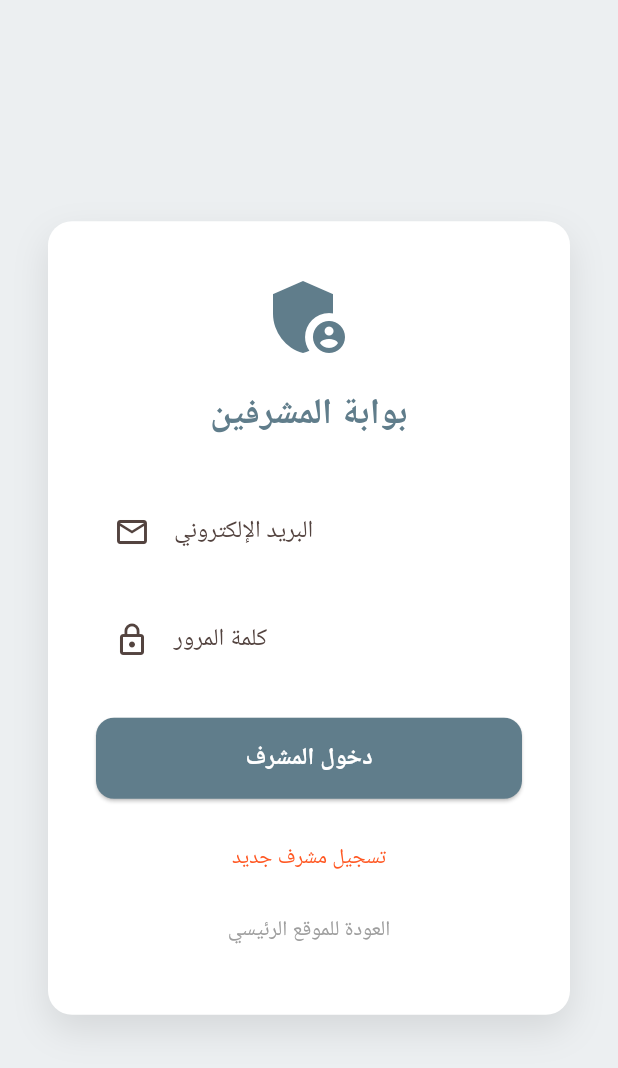
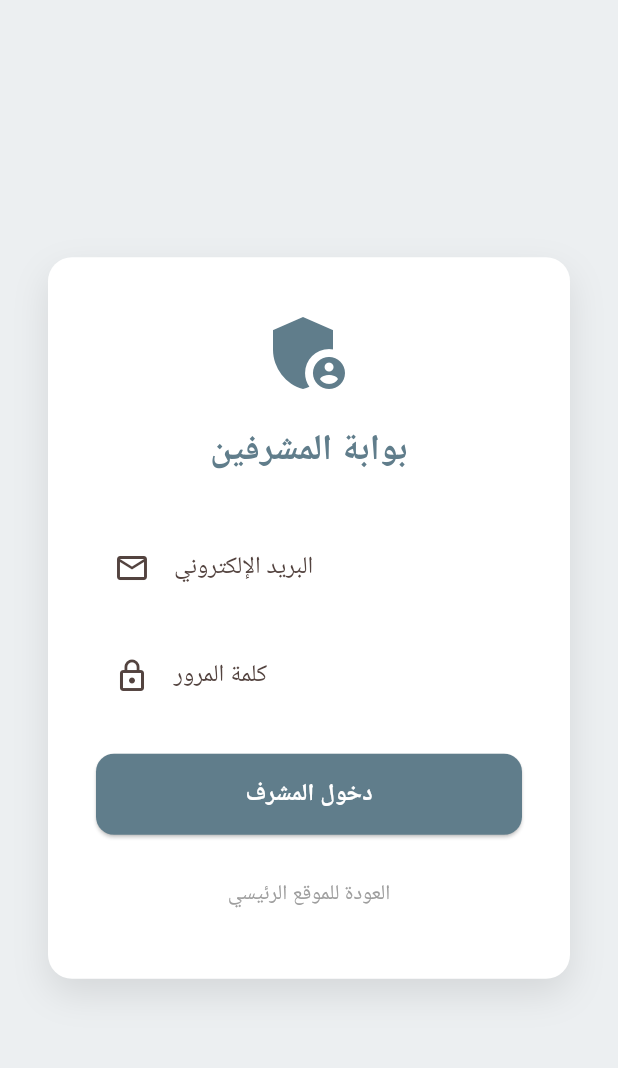
Before and after one commit to darysaleh3-ops/tools_hub, a Flutter app: the AdminLoginScreen screen opened by its route, on a phone screen of 412 x 824 dp. Shown: the top 1068 px of the screen. Run offline on Flutter 3.47's test engine with Material 3 defaults, Android fonts, the phone set to English and light mode, and no system bars; our stand-ins replace cloud_firestore, dio, firebase_auth, firebase_core, flutter_riverpod, font_awesome_flutter and 2 more; accounts and stored records are empty; network calls fail; Roboto replaces fonts that are missing (Cairo); statements that could not run were skipped.

Commit message:
feat(security): remove admin registration for single-admin use case

```diff
--- a/lib/core/router/app_router.dart
+++ b/lib/core/router/app_router.dart
@@ -95,10 +95,7 @@ final routerProvider = Provider<GoRouter>((ref) {
         path: '/register',
         builder: (context, state) => const RegisterScreen(),
       ),
-      GoRoute(
-        path: '/admin-register',
-        builder: (context, state) => const AdminRegisterScreen(),
-      ),
+
       GoRoute(
         path: '/admin-approval',
         builder: (context, state) => const AdminApprovalScreen(),
--- a/lib/features/admin/presentation/admin_login_screen.dart
+++ b/lib/features/admin/presentation/admin_login_screen.dart
@@ -125,10 +125,7 @@ class _AdminLoginScreenState extends ConsumerState<AdminLoginScreen> {
                         : const Text('دخول المشرف'),
                   ),
                   const SizedBox(height: 16),
-                  TextButton(
-                    onPressed: () => context.go('/admin-register'),
-                    child: const Text('تسجيل مشرف جديد'),
-                  ),
+
                   TextButton(
                     onPressed: () => context.go('/'),
                     child: const Text(
```
